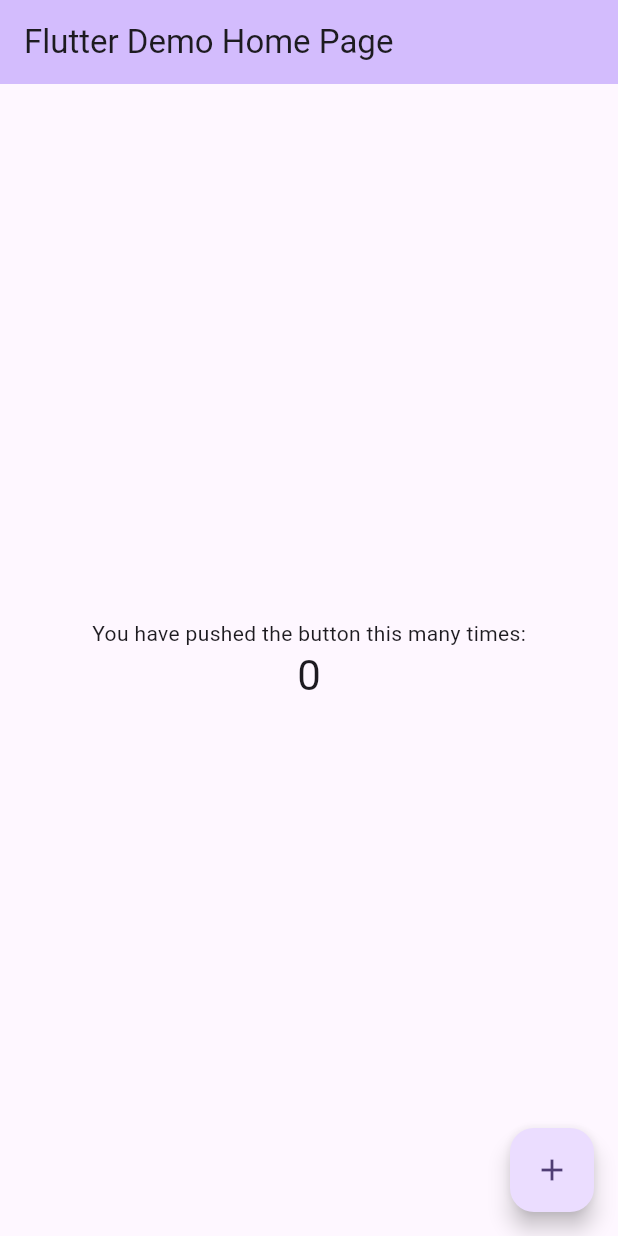
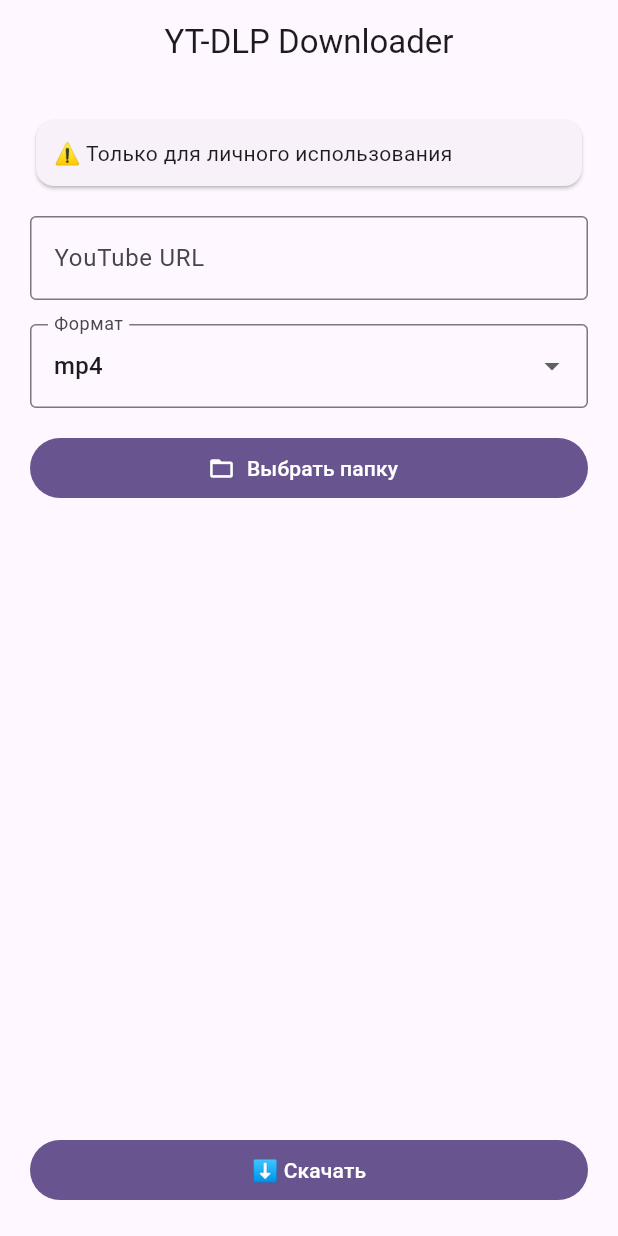
Before and after one commit to virusban/ytdlp_flutter_android, a Flutter app: the screen it shows after launch, on a phone screen of 412 x 824 dp. Run offline on Flutter 3.47's test engine with Material 3 defaults, Android fonts, the phone set to English and light mode, and no system bars; drawn by our look-alikes of dynamic_color; our stand-ins replace file_picker.

Commit message:
Add Chaquopy yt-dlp backend and UI (7 update)
Integrates yt-dlp into the Android app via Chaquopy and adds a simple Flutter downloader UI. Added Chaquopy plugins and Python pip installs to android/app/build.gradle.kts and included a new android/app/src/main/python/ytdlp_download.py that runs yt_dlp to download/convert media. MainActivity now starts the Python runtime and exposes a MethodChannel (ytdlp_channel) to invoke the Python download function. Updated lib/main.dart to provide a Material3 UI with dynamic_color and file_picker, folder selection, format choice, and a download action that calls the native channel. Also adjusted Gradle wrapper version, registered dynamic_color plugin on Linux/macOS/Windows, and updated pubspec.yaml (and lock) to include dynamic_color and file_picker.

```diff
--- a/lib/main.dart
+++ b/lib/main.dart
@@ -1,4 +1,7 @@
 import 'package:flutter/material.dart';
+import 'package:flutter/services.dart';
+import 'package:file_picker/file_picker.dart';
+import 'package:dynamic_color/dynamic_color.dart';
 
 void main() {
   runApp(const MyApp());
@@ -7,116 +10,119 @@
 class MyApp extends StatelessWidget {
   const MyApp({super.key});
 
-  // This widget is the root of your application.
   @override
   Widget build(BuildContext context) {
-    return MaterialApp(
-      title: 'Flutter Demo',
-      theme: ThemeData(
-        // This is the theme of your application.
-        //
-        // TRY THIS: Try running your application with "flutter run". You'll see
-        // the application has a purple toolbar. Then, without quitting the app,
-        // try changing the seedColor in the colorScheme below to Colors.green
-        // and then invoke "hot reload" (save your changes or press the "hot
-        // reload" button in a Flutter-supported IDE, or press "r" if you used
-        // the command line to start the app).
-        //
-        // Notice that the counter didn't reset back to zero; the application
-        // state is not lost during the reload. To reset the state, use hot
-        // restart instead.
-        //
-        // This works for code too, not just values: Most code changes can be
-        // tested with just a hot reload.
-        colorScheme: .fromSeed(seedColor: Colors.deepPurple),
-      ),
-      home: const MyHomePage(title: 'Flutter Demo Home Page'),
+    return DynamicColorBuilder(
+      builder: (light, dark) {
+        return MaterialApp(
+          debugShowCheckedModeBanner: false,
+          theme: ThemeData(
+            useMaterial3: true,
+            colorScheme: light ?? ColorScheme.fromSeed(seedColor: Colors.deepPurple),
+          ),
+          darkTheme: ThemeData(
+            useMaterial3: true,
+            colorScheme: dark ?? ColorScheme.fromSeed(seedColor: Colors.deepPurple, brightness: Brightness.dark),
+          ),
+          home: const HomePage(),
+        );
+      },
     );
   }
 }
 
-class MyHomePage extends StatefulWidget {
-  const MyHomePage({super.key, required this.title});
-
-  // This widget is the home page of your application. It is stateful, meaning
-  // that it has a State object (defined below) that contains fields that affect
-  // how it looks.
-
-  // This class is the configuration for the state. It holds the values (in this
-  // case the title) provided by the parent (in this case the App widget) and
-  // used by the build method of the State. Fields in a Widget subclass are
-  // always marked "final".
-
-  final String title;
-
+class HomePage extends StatefulWidget {
+  const HomePage({super.key});
   @override
-  State<MyHomePage> createState() => _MyHomePageState();
+  State<HomePage> createState() => _HomePageState();
 }
 
-class _MyHomePageState extends State<MyHomePage> {
-  int _counter = 0;
+class _HomePageState extends State<HomePage> {
+  final urlController = TextEditingController();
+  String format = "mp4";
+  String? folder;
 
-  void _incrementCounter() {
-    setState(() {
-      // This call to setState tells the Flutter framework that something has
-      // changed in this State, which causes it to rerun the build method below
-      // so that the display can reflect the updated values. If we changed
-      // _counter without calling setState(), then the build method would not be
-      // called again, and so nothing would appear to happen.
-      _counter++;
+  static const channel = MethodChannel("ytdlp_channel");
+
+  Future<void> pickFolder() async {
+    folder = await FilePicker.platform.getDirectoryPath();
+    setState(() {});
+  }
+
+  Future<void> download() async {
+    if (folder == null || urlController.text.isEmpty) return;
+
+    await channel.invokeMethod("download", {
+      "url": urlController.text,
+      "path": folder,
+      "format": format,
     });
+
+    ScaffoldMessenger.of(context).showSnackBar(
+      const SnackBar(content: Text("Загрузка началась")),
+    );
   }
 
   @override
   Widget build(BuildContext context) {
-    // This method is rerun every time setState is called, for instance as done
-    // by the _incrementCounter method above.
-    //
-    // The Flutter framework has been optimized to make rerunning build methods
-    // fast, so that you can just rebuild anything that needs updating rather
-    // than having to individually change instances of widgets.
     return Scaffold(
       appBar: AppBar(
-        // TRY THIS: Try changing the color here to a specific color (to
-        // Colors.amber, perhaps?) and trigger a hot reload to see the AppBar
-        // change color while the other colors stay the same.
-        backgroundColor: Theme.of(context).colorScheme.inversePrimary,
-        // Here we take the value from the MyHomePage object that was created by
-        // the App.build method, and use it to set our appbar title.
-        title: Text(widget.title),
+        title: const Text("YT-DLP Downloader"),
+        centerTitle: true,
       ),
-      body: Center(
-        // Center is a layout widget. It takes a single child and positions it
-        // in the middle of the parent.
+      body: Padding(
+        padding: const EdgeInsets.all(20),
         child: Column(
-          // Column is also a layout widget. It takes a list of children and
-          // arranges them vertically. By default, it sizes itself to fit its
-          // children horizontally, and tries to be as tall as its parent.
-          //
-          // Column has various properties to control how it sizes itself and
-          // how it positions its children. Here we use mainAxisAlignment to
-          // center the children vertically; the main axis here is the vertical
-          // axis because Columns are vertical (the cross axis would be
-          // horizontal).
-          //
-          // TRY THIS: Invoke "debug painting" (choose the "Toggle Debug Paint"
-          // action in the IDE, or press "p" in the console), to see the
-          // wireframe for each widget.
-          mainAxisAlignment: .center,
+          crossAxisAlignment: CrossAxisAlignment.stretch,
           children: [
-            const Text('You have pushed the button this many times:'),
-            Text(
-              '$_counter',
-              style: Theme.of(context).textTheme.headlineMedium,
+            Card(
+              child: Padding(
+                padding: const EdgeInsets.all(12),
+                child: Text(
+                  "⚠️ Только для личного использования",
+                  style: Theme.of(context).textTheme.bodyMedium,
+                ),
+              ),
+            ),
+            const SizedBox(height: 16),
+            TextField(
+              controller: urlController,
+              decoration: const InputDecoration(
+                labelText: "YouTube URL",
+                border: OutlineInputBorder(),
+              ),
+            ),
+            const SizedBox(height: 16),
+            DropdownButtonFormField(
+              value: format,
+              decoration: const InputDecoration(
+                labelText: "Формат",
+                border: OutlineInputBorder(),
+              ),
+              items: const [
+                "mp4", "mkv", "webm", "mp3", "flac", "wav"
+              ].map((f) => DropdownMenuItem(value: f, child: Text(f))).toList(),
+              onChanged: (v) => setState(() => format = v!),
+            ),
+            const SizedBox(height: 16),
+            FilledButton.icon(
+              onPressed: pickFolder,
+              icon: const Icon(Icons.folder_open),
+              label: const Text("Выбрать папку"),
+            ),
+            if (folder != null)
+              Padding(
+                padding: const EdgeInsets.only(top: 8),
+                child: Text(folder!, style: Theme.of(context).textTheme.bodySmall),
+              ),
+            const Spacer(),
+            FilledButton(
+              onPressed: download,
+              child: const Text("⬇ Скачать"),
             ),
           ],
         ),
       ),
-      floatingActionButton: FloatingActionButton(
-        onPressed: _incrementCounter,
-        tooltip: 'Increment',
-        child: const Icon(Icons.add),
-      ),
     );
   }
 }
```
Also changed, not shown: pubspec.yaml (+5 -79 lines), pubspec.lock, 9 other files.
